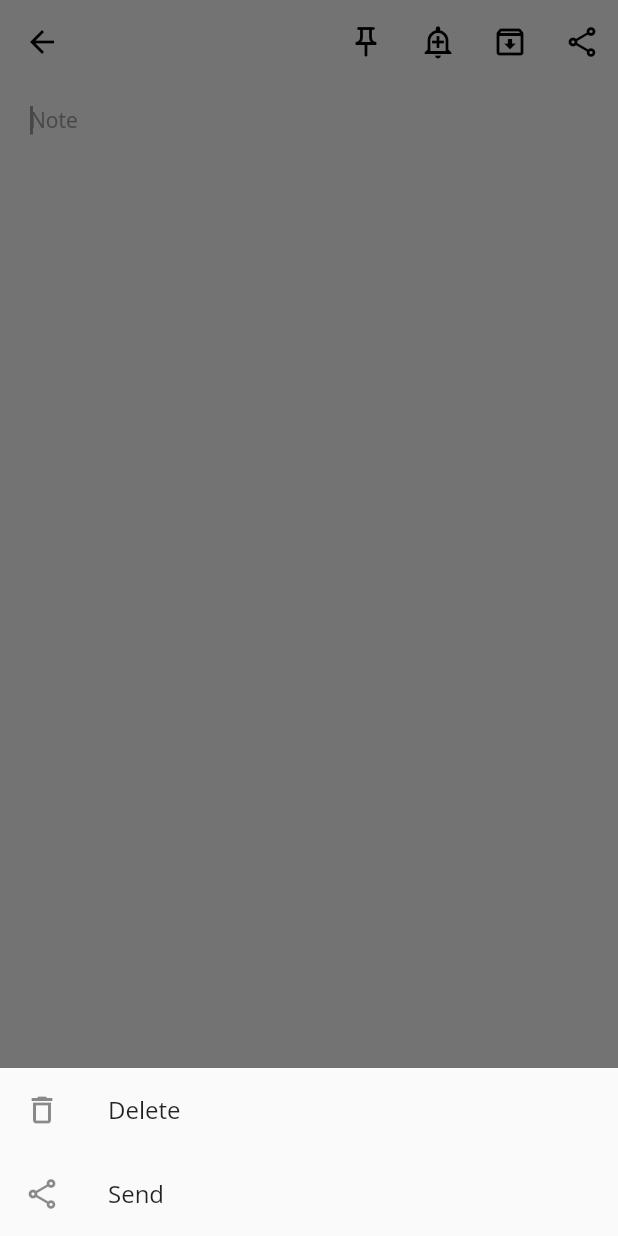
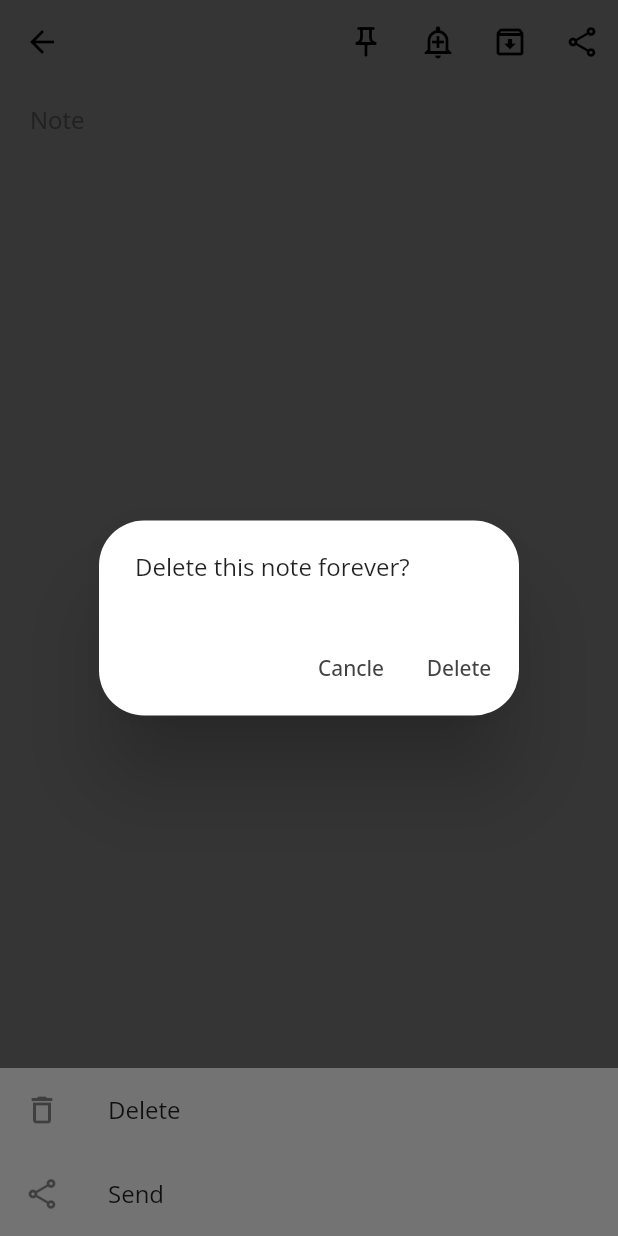
Before and after one commit to imtusharchavan/My-Notes, a Flutter app: the CreateUpdateNoteView screen opened by its route, item 3 of the bottom bar chosen, after a tap on "Delete", on a phone screen of 412 x 824 dp. Run offline on Flutter 3.47's test engine with Material 2 defaults, Android fonts, the phone set to English and light mode, and no system bars; our stand-ins replace cloud_firestore, equatable, firebase_auth, firebase_core, flutter_bloc, share_plus; accounts and stored records are empty.

Commit message:
Clean notes ui

```diff
--- a/lib/views/notes/create_update_note_view.dart
+++ b/lib/views/notes/create_update_note_view.dart
@@ -1,6 +1,7 @@
 import 'package:flutter/material.dart';
 import 'package:mynotes/services/auth/auth_service.dart';
 import 'package:mynotes/utilities/dialogs/cannot_share_empty_note_dialog.dart';
+import 'package:mynotes/utilities/dialogs/delete_dialog.dart';
 import 'package:mynotes/utilities/generics/get_arguments.dart';
 import 'package:mynotes/services/cloud/cloud_note.dart';
 import 'package:mynotes/services/cloud/firebase_cloud_storage.dart';
@@ -137,6 +138,7 @@ class _CreateUpdateNoteViewState extends State<CreateUpdateNoteView> {
                   decoration: const InputDecoration(
                     border: InputBorder.none,
                     hintText: 'Note',
+                    hintStyle: TextStyle(fontSize: 16)
                   ),
                 ),
               );
@@ -181,7 +183,10 @@ class _CreateUpdateNoteViewState extends State<CreateUpdateNoteView> {
             ListTile(
               leading: const Icon(Icons.delete_outlined),
               title: const Text('Delete'),
-              onTap: () async {},
+              onTap: () async {
+                final shouldDelete = await showDeleteDialog(context);
+                if (shouldDelete) {}
+              },
             ),
             ListTile(
               leading: const Icon(Icons.share_outlined),
```
Also changed, not shown: lib/views/notes/notes_grid_view.dart (+3 -12 lines), lib/views/notes/notes_list_view.dart (+5 -4 lines), lib/views/notes/notes_view.dart (+0 -7 lines).
